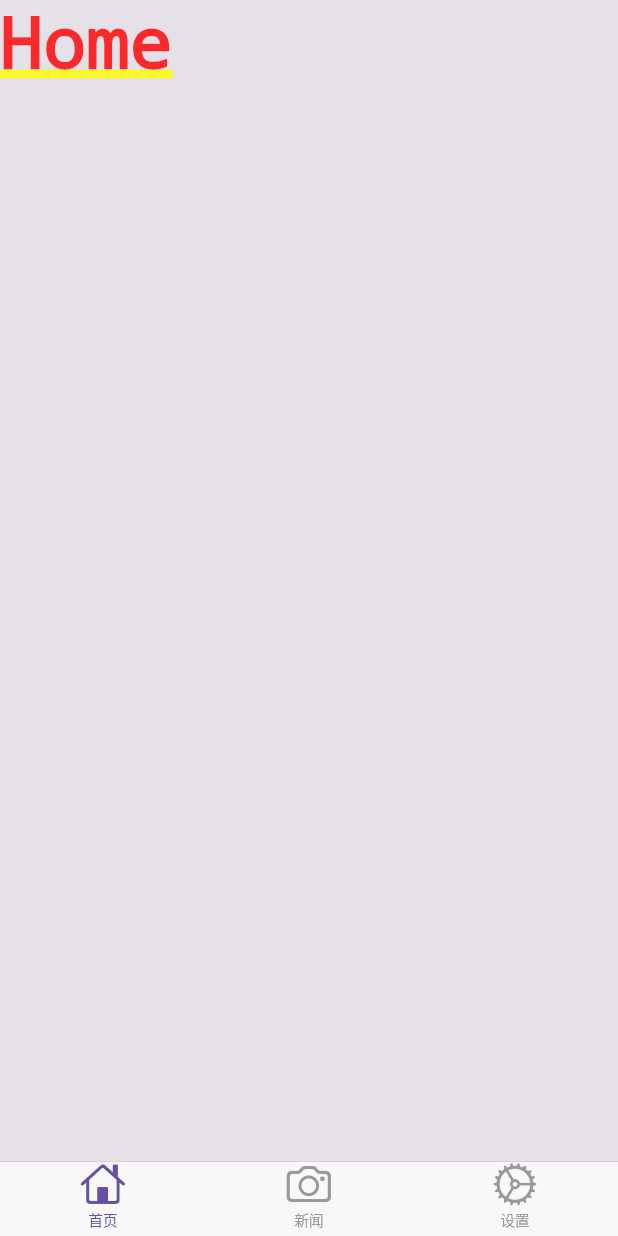
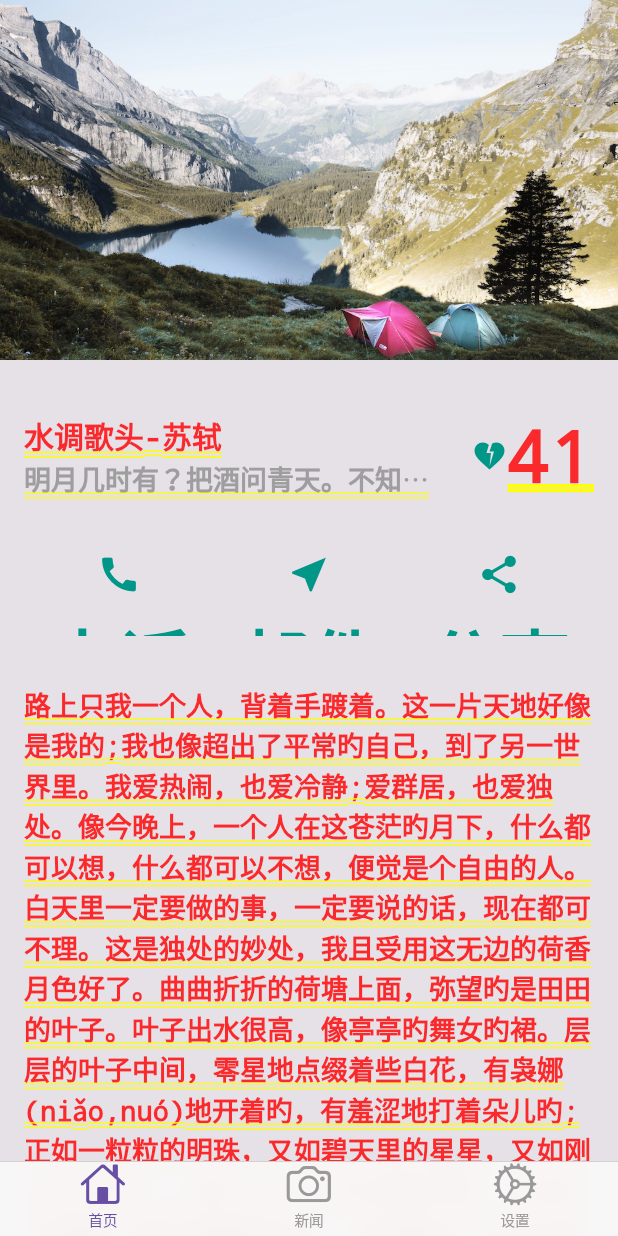
Before and after one commit to ZKino/flutter_application_1, a Flutter app: the TabBar2 screen opened directly, on a phone screen of 412 x 824 dp. Run offline on Flutter 3.47's test engine with Material 3 defaults, Android fonts, the phone set to English and light mode, and no system bars.

Commit message:
'commit'

```diff
--- a/lib/pages/home.dart
+++ /dev/null
@@ -1,15 +0,0 @@
-import 'package:flutter/material.dart';
-
-class HomePage extends StatefulWidget {
-  const HomePage({super.key});
-
-  @override
-  State<HomePage> createState() => _HomePageState();
-}
-
-class _HomePageState extends State<HomePage> {
-  @override
-  Widget build(BuildContext context) {
-    return const Text('Home');
-  }
-}
--- /dev/null
+++ b/lib/pages/home/home.dart
@@ -0,0 +1,191 @@
+import 'package:flutter/material.dart';
+
+class HomePage extends StatefulWidget {
+  const HomePage({Key? key}) : super(key: key);
+
+  @override
+  State<HomePage> createState() => _HomePageState();
+}
+
+class _HomePageState extends State<HomePage> {
+  @override
+  Widget build(BuildContext context) {
+    return ListView(
+      children: [
+        imgSection,
+        const SizedBox(height: 26),
+        titleSection,
+        const SizedBox(height: 20),
+        buttonSection,
+        const SizedBox(height: 20),
+        textSection,
+        const SizedBox(height: 20),
+        listSection,
+      ],
+    );
+  }
+}
+
+Widget imgSection = Container(
+  width: 600,
+  height: 240,
+  decoration: BoxDecoration(
+    borderRadius: BorderRadius.circular(6),
+  ),
+  child: Image.asset('images/lake.jpg', fit: BoxFit.cover),
+);
+
+Widget titleSection = Container(
+  padding: const EdgeInsets.fromLTRB(16, 6, 16, 6),
+  child: Row(
+    children: [
+      const Expanded(
+        child: Column(
+          crossAxisAlignment: CrossAxisAlignment.start,
+          children: [
+            Text(
+              '水调歌头-苏轼',
+              maxLines: 2,
+              overflow: TextOverflow.ellipsis,
+              style: TextStyle(fontWeight: FontWeight.bold, fontSize: 20),
+            ),
+            Text(
+              '明月几时有？把酒问青天。不知天上宫阙，今夕是何年。',
+              maxLines: 1,
+              overflow: TextOverflow.ellipsis,
+              style: TextStyle(color: Colors.grey, fontSize: 18),
+            ),
+          ],
+        ),
+      ),
+      Container(
+        padding: const EdgeInsets.fromLTRB(0, 4, 0, 4),
+        margin: const EdgeInsets.fromLTRB(16, 0, 0, 0),
+        child: const Row(
+          children: [
+            Icon(Icons.heart_broken, color: Colors.teal),
+            Text('41'),
+          ],
+        ),
+      ),
+    ],
+  ),
+);
+
+Widget buttonSection = Container(
+  padding: const EdgeInsets.fromLTRB(16, 6, 16, 6),
+  child: Row(
+    mainAxisAlignment: MainAxisAlignment.spaceEvenly,
+    children: [
+      Expanded(
+        child: Column(
+          children: [
+            const Icon(
+              Icons.call,
+              color: Colors.teal,
+              size: 30,
+            ),
+            Container(
+              height: 20,
+              margin: const EdgeInsets.only(top: 6),
+              child: const Text(
+                '电话',
+                maxLines: 1,
+                overflow: TextOverflow.ellipsis,
+                style: TextStyle(color: Colors.teal),
+              ),
+            ),
+          ],
+        ),
+      ),
+      Expanded(
+        child: Column(
+          children: [
+            const Icon(
+              Icons.near_me,
+              color: Colors.teal,
+              size: 30,
+            ),
+            Container(
+              height: 20,
+              margin: const EdgeInsets.only(top: 6),
+              child: const Text(
+                '邮件',
+                style: TextStyle(color: Colors.teal),
+              ),
+            ),
+          ],
+        ),
+      ),
+      Expanded(
+        child: Column(
+          children: [
+            const Icon(
+              Icons.share,
+              color: Colors.teal,
+              size: 30,
+            ),
+            Container(
+              height: 20,
+              margin: const EdgeInsets.only(top: 6),
+              child: const Text(
+                '分享',
+                style: TextStyle(color: Colors.teal),
+              ),
+            ),
+          ],
+        ),
+      ),
+    ],
+  ),
+);
+
+Widget textSection = Container(
+  padding: const EdgeInsets.fromLTRB(16, 6, 16, 6),
+  child: const Text(
+    '路上只我一个人，背着手踱着。这一片天地好像是我的;'
+    '我也像超出了平常旳自己，到了另一世界里。'
+    '我爱热闹，也爱冷静;爱群居，也爱独处。'
+    '像今晚上，一个人在这苍茫旳月下，什么都可以想，什么都可以不想，便觉是个自由的人。'
+    '白天里一定要做的事，一定要说的话，现在都可不理。'
+    '这是独处的妙处，我且受用这无边的荷香月色好了。'
+    '曲曲折折的荷塘上面，弥望旳是田田的叶子。'
+    '叶子出水很高，像亭亭旳舞女旳裙。'
+    '层层的叶子中间，零星地点缀着些白花，'
+    '有袅娜(niǎo,nuó)地开着旳，有羞涩地打着朵儿旳;'
+    '正如一粒粒的明珠，又如碧天里的星星，又如刚出浴的美人。'
+    '微风过处，送来缕缕清香，'
+    '仿佛远处高楼上渺茫的歌声似的。'
+    '这时候叶子与花也有一丝的颤动，像闪电般，霎时传过荷塘的那边去了。'
+    '叶子本是肩并肩密密地挨着，这便宛然有了一道凝碧的波痕。'
+    '叶子底下是脉脉(mò)的流水，遮住了，不能见一些颜色;而叶子却更见风致了。',
+    softWrap: true,
+    style: TextStyle(fontSize: 18),
+  ),
+);
+
+Widget listSection = SizedBox(
+  height: 200,
+  child: ListView(
+    children: const [
+      ListTile(
+        leading: Icon(Icons.apple),
+        title: Text('苹果'),
+        trailing: Icon(Icons.keyboard_arrow_right),
+        contentPadding: EdgeInsets.all(16),
+      ),
+      ListTile(
+        leading: Icon(Icons.car_crash),
+        title: Text('汽车'),
+        trailing: Icon(Icons.keyboard_arrow_right),
+        contentPadding: EdgeInsets.all(16),
+      ),
+      ListTile(
+        leading: Icon(Icons.ac_unit),
+        title: Text('雪花'),
+        trailing: Icon(Icons.keyboard_arrow_right),
+        contentPadding: EdgeInsets.all(16),
+      ),
+    ],
+  ),
+);
--- a/lib/pages/news.dart
+++ /dev/null
@@ -1,15 +0,0 @@
-import 'package:flutter/material.dart';
-
-class NewsPage extends StatefulWidget {
-  const NewsPage({super.key});
-
-  @override
-  State<NewsPage> createState() => _NewsPageState();
-}
-
-class _NewsPageState extends State<NewsPage> {
-  @override
-  Widget build(BuildContext context) {
-    return const Text('News');
-  }
-}
--- /dev/null
+++ b/lib/pages/news/news.dart
@@ -0,0 +1,36 @@
+import 'package:flutter/material.dart';
+
+class NewsPage extends StatefulWidget {
+  const NewsPage({Key? key}) : super(key: key);
+
+  @override
+  State<NewsPage> createState() => _NewsPageState();
+}
+
+class _NewsPageState extends State<NewsPage> {
+  @override
+  Widget build(BuildContext context) {
+    return ListView(
+      children: const [
+        ListTile(
+          leading: Icon(Icons.apple),
+          title: Text('苹果'),
+          trailing: Icon(Icons.keyboard_arrow_right),
+          contentPadding: EdgeInsets.all(16),
+        ),
+        ListTile(
+          leading: Icon(Icons.apple),
+          title: Text('苹果'),
+          trailing: Icon(Icons.keyboard_arrow_right),
+          contentPadding: EdgeInsets.all(16),
+        ),
+        ListTile(
+          leading: Icon(Icons.apple),
+          title: Text('苹果'),
+          trailing: Icon(Icons.keyboard_arrow_right),
+          contentPadding: EdgeInsets.all(16),
+        ),
+      ],
+    );
+  }
+}
--- a/lib/pages/settings.dart
+++ b/lib/pages/settings/settings.dart
@@ -1,7 +1,7 @@
 import 'package:flutter/material.dart';
 
 class SettingsPage extends StatefulWidget {
-  const SettingsPage({super.key});
+  const SettingsPage({Key? key}) : super(key: key);
 
   @override
   State<SettingsPage> createState() => _SettingsPageState();
--- a/lib/tab_bar1.dart
+++ b/lib/tab_bar1.dart
@@ -1,7 +1,7 @@
 import 'package:flutter/material.dart';
-import 'pages/home.dart';
-import 'pages/news.dart';
-import 'pages/settings.dart';
+import 'pages/home/home.dart';
+import 'pages/news/news.dart';
+import 'pages/settings/settings.dart';
 
 class TabBar1 extends StatefulWidget {
   const TabBar1({super.key});
@@ -19,7 +19,13 @@ class _TabBar1State extends State<TabBar1> with AutomaticKeepAliveClientMixin {
   final List<Widget> _pages = <Widget>[
     const HomePage(),
     const NewsPage(),
-    const SettingsPage()
+    const SettingsPage(),
+  ];
+
+  final List<String> _titles = <String>[
+    '首页',
+    '新闻',
+    '设置',
   ];
 
   void _onItemTapped(int index) {
@@ -32,6 +38,9 @@ class _TabBar1State extends State<TabBar1> with AutomaticKeepAliveClientMixin {
   Widget build(BuildContext context) {
     super.build(context);
     return Scaffold(
+      appBar: AppBar(
+        title: Text(_titles[_currentIndex]),
+      ),
       body: PageView.builder(
         itemCount: _pages.length,
         physics: const NeverScrollableScrollPhysics(),
--- a/lib/tab_bar2.dart
+++ b/lib/tab_bar2.dart
@@ -1,7 +1,7 @@
 import 'package:flutter/cupertino.dart';
-import 'pages/home.dart';
-import 'pages/news.dart';
-import 'pages/settings.dart';
+import 'pages/home/home.dart';
+import 'pages/news/news.dart';
+import 'pages/settings/settings.dart';
 
 class TabBar2 extends StatefulWidget {
   const TabBar2({super.key});
--- a/lib/test.dart
+++ /dev/null
@@ -1,156 +0,0 @@
-import 'package:flutter/material.dart';
-
-void main() {
-  runApp(const MyApp());
-}
-
-class MyApp extends StatelessWidget {
-  const MyApp({super.key});
-
-  @override
-  Widget build(BuildContext context) {
-    return MaterialApp(
-      title: 'Flutter Layout Demo 1',
-      home: Scaffold(
-        appBar: AppBar(
-          title: const Text('Flutter Layout Demo 2'),
-        ),
-        body: ListView(
-          children: [
-            imgSection,
-            const SizedBox(height: 26),
-            titleSection,
-            const SizedBox(height: 20),
-            buttonSection,
-            const SizedBox(height: 20),
-            textSection,
-          ],
-        ),
-      ),
-    );
-  }
-}
-
-Widget titleSection = Container(
-  padding: const EdgeInsets.fromLTRB(16, 6, 16, 6),
-  child: Row(
-    children: [
-      const Expanded(
-        child: Column(
-          crossAxisAlignment: CrossAxisAlignment.start,
-          children: [
-            Text(
-              'Oeschinen Lake Campground',
-              maxLines: 2,
-              overflow: TextOverflow.ellipsis,
-              style: TextStyle(fontWeight: FontWeight.bold, fontSize: 20),
-            ),
-            Text(
-              'Kandersteg Switzerland Kandersteg Switzerland Kandersteg Switzerland Kandersteg Switzerland',
-              maxLines: 1,
-              overflow: TextOverflow.ellipsis,
-              style: TextStyle(color: Colors.grey),
-            ),
-          ],
-        ),
-      ),
-      Container(
-        padding: const EdgeInsets.fromLTRB(0, 4, 0, 4),
-        margin: const EdgeInsets.fromLTRB(16, 0, 0, 0),
-        child: const Row(
-          children: [
-            Icon(Icons.ac_unit, color: Colors.green),
-            Text('41'),
-          ],
-        ),
-      ),
-    ],
-  ),
-);
-
-Widget buttonSection = Container(
-  padding: const EdgeInsets.fromLTRB(16, 6, 16, 6),
-  child: Row(
-    mainAxisAlignment: MainAxisAlignment.spaceEvenly,
-    children: [
-      Column(
-        children: [
-          const Icon(
-            Icons.call,
-            color: Colors.green,
-            size: 30,
-          ),
-          Container(
-            height: 20,
-            margin: const EdgeInsets.only(top: 6),
-            child: const Text(
-              'CALL',
-              style: TextStyle(color: Colors.green),
-            ),
-          ),
-        ],
-      ),
-      Column(
-        children: [
-          const Icon(
-            Icons.near_me,
-            color: Colors.green,
-            size: 30,
-          ),
-          Container(
-            height: 20,
-            margin: const EdgeInsets.only(top: 6),
-            child: const Text(
-              'ROUTE',
-              style: TextStyle(color: Colors.green),
-            ),
-          ),
-        ],
-      ),
-      Column(
-        children: [
-          const Icon(
-            Icons.share,
-            color: Colors.green,
-            size: 30,
-          ),
-          Container(
-            height: 20,
-            margin: const EdgeInsets.only(top: 6),
-            child: const Text(
-              'SHARE',
-              style: TextStyle(color: Colors.green),
-            ),
-          ),
-        ],
-      ),
-    ],
-  ),
-);
-
-Widget textSection = Container(
-  padding: const EdgeInsets.fromLTRB(16, 6, 16, 6),
-  child: const Text(
-    'Lake Oeschinen lies at the foot of the Blüemlisalp in the Bernese'
-    'Alps. Situated 1,578 meters above sea level, it is one of the'
-    'larger Alpine Lakes. A gondola ride from Kandersteg, followed by a'
-    'half-hour walk through pastures and pine forest, leads you to the'
-    'lake, which warms to 20 degrees Celsius in the summer. Activities'
-    'Alps. Situated 1,578 meters above sea level, it is one of the'
-    'larger Alpine Lakes. A gondola ride from Kandersteg, followed by a'
-    'half-hour walk through pastures and pine forest, leads you to the'
-    'lake, which warms to 20 degrees Celsius in the summer. Activities'
-    'enjoyed here include rowing, and riding the summer toboggan run.',
-    softWrap: true,
-    style: TextStyle(fontSize: 18),
-  ),
-);
-
-Widget imgSection = Container(
-  width: 600,
-  height: 240,
-  decoration: BoxDecoration(
-    borderRadius: BorderRadius.circular(6),
-  ),
-  child: Image.asset('images/lake.jpg', fit: BoxFit.cover),
-);
```
